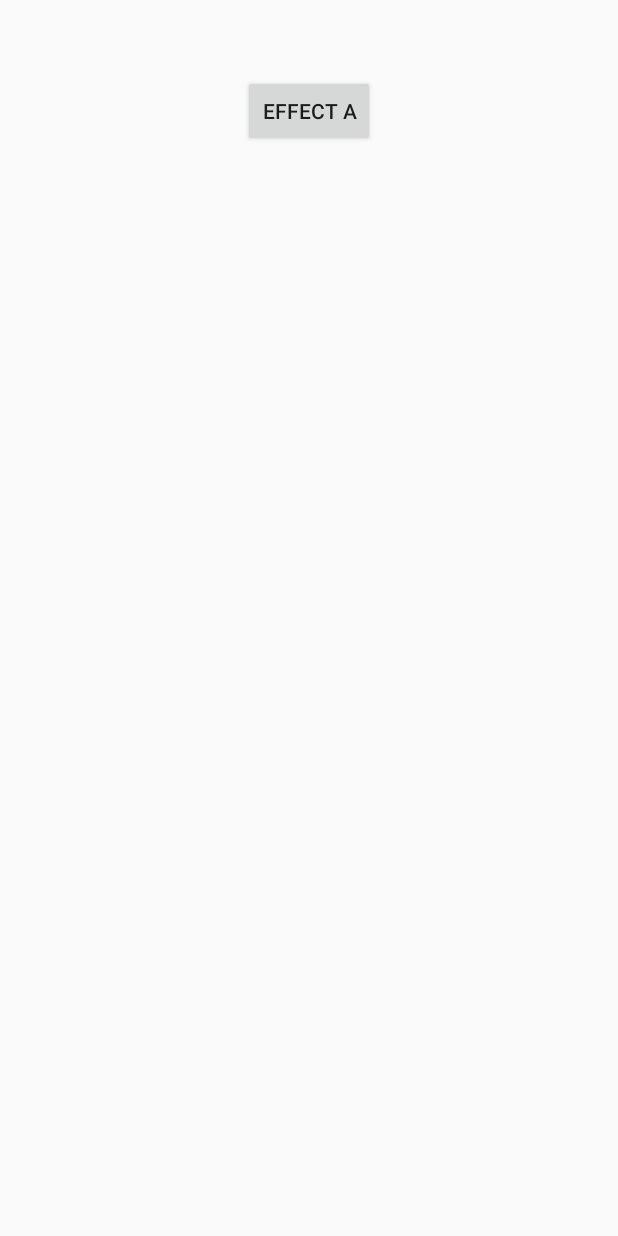
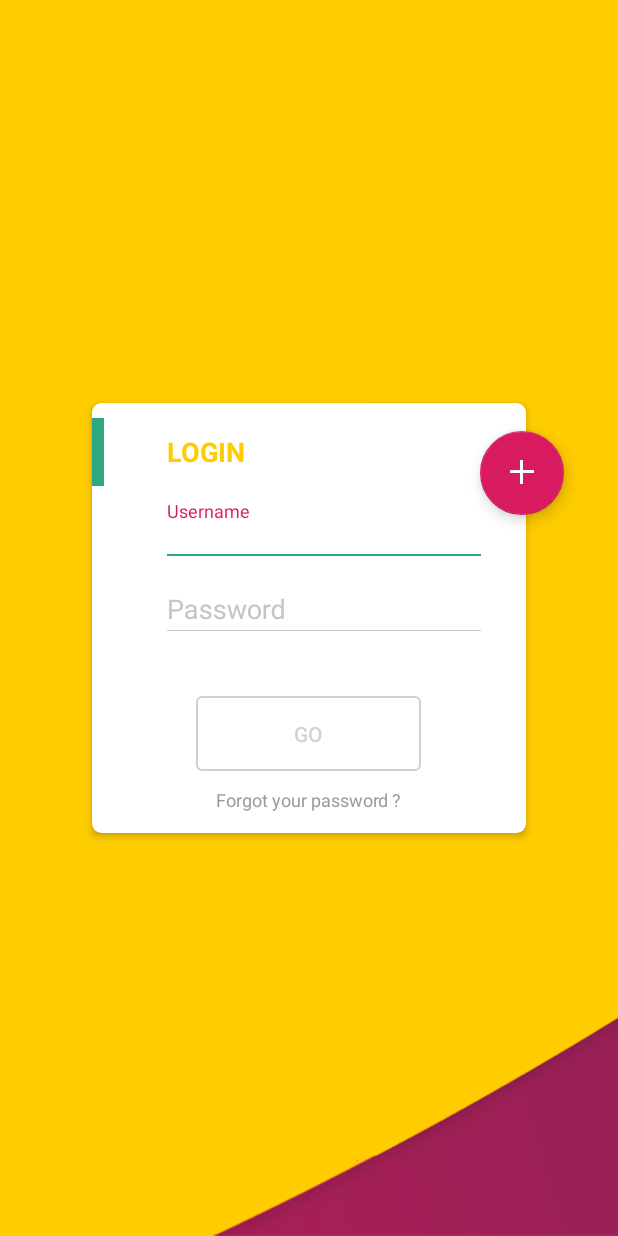
Before and after one commit to dybl/f4d, an Android app: the screen it shows after launch (LoginInitActivity before the commit, LoginActivity after it), on a phone screen of 412 x 824 dp. Run offline under Robolectric (Android 15) with nearby library versions, the phone set to English and light mode, and no system bars; our stand-ins replace CircleImageView.

Commit message:
fix merged material design login activity's bug and keep intent simple

```diff
--- a/android/f4d/app/build.gradle
+++ b/android/f4d/app/build.gradle
@@ -28,7 +28,7 @@ dependencies {
     implementation 'androidx.legacy:legacy-support-v4:1.0.0-beta01'
     implementation 'com.google.android.material:material:1.0.0-beta01'
     implementation 'androidx.constraintlayout:constraintlayout:1.1.2'
-    implementation 'com.getbase:floatingactionbutton:1.10.1'
+    //implementation 'com.getbase:floatingactionbutton:1.10.1'
     implementation 'com.github.daniel-stoneuk:material-about-library:2.4.2'
     //okhttp3
     implementation 'com.squareup.okhttp3:okhttp:3.13.1'
--- a/android/f4d/app/src/main/AndroidManifest.xml
+++ b/android/f4d/app/src/main/AndroidManifest.xml
@@ -78,11 +78,9 @@
                 <category android:name="android.intent.category.LAUNCHER" />
             </intent-filter>
         </activity>
-        <activity android:name=".ui.activity.login.LoginInitActivity"/>
         <activity android:name=".ui.activity.login.LoginActivity"/>
         <activity android:name=".ui.activity.login.RegisterActivity"
             android:theme="@style/Translucent"/>
-        <activity android:name=".ui.activity.login.LoginSuccessActivity"/>
         <activity
             android:name=".ui.activity.MainActivity"
             android:screenOrientation="portrait" />
--- a/android/f4d/app/src/main/java/com/junjc9/funu/f4d/ui/activity/SplashActivity.java
+++ b/android/f4d/app/src/main/java/com/junjc9/funu/f4d/ui/activity/SplashActivity.java
@@ -11,13 +11,13 @@ import android.widget.ImageView;
 import android.widget.Toast;
 
 import com.junjc9.funu.f4d.R;
-import com.junjc9.funu.f4d.ui.activity.login.LoginInitActivity;
+import com.junjc9.funu.f4d.ui.activity.login.LoginActivity;
 
 import androidx.appcompat.app.AppCompatActivity;
 
 public class SplashActivity extends AppCompatActivity {
 
-    private final int SPLASH_DISPLAY_LENGTH = 3000;
+    private final int SPLASH_DISPLAY_LENGTH = 2000;
     private Handler handler;
     private ImageView img;
     private boolean enableExit=false;
@@ -39,7 +39,7 @@ public class SplashActivity extends AppCompatActivity {
             @Override
             public void run() {
                 Intent intent = new Intent(SplashActivity.this,
-                        LoginInitActivity.class);
+                        LoginActivity.class);
                 startActivity(intent);
                 SplashActivity.this.finish();
             }
--- a/android/f4d/app/src/main/java/com/junjc9/funu/f4d/ui/activity/login/LoginInitActivity.java
+++ /dev/null
@@ -1,24 +0,0 @@
-package com.junjc9.funu.f4d.ui.activity.login;
-
-import android.content.Intent;
-import android.os.Bundle;
-import android.view.View;
-
-import com.junjc9.funu.f4d.R;
-
-import androidx.appcompat.app.AppCompatActivity;
-
-public class LoginInitActivity extends AppCompatActivity {
-    @Override
-    protected void onCreate(Bundle savedInstanceState) {
-        super.onCreate(savedInstanceState);
-        setContentView(R.layout.activity_login_init);
-
-    }
-
-    public void oklogin(View v){
-        startActivity(new Intent(this, LoginActivity.class));
-    }
-
-
-}
--- a/android/f4d/app/src/main/res/layout/activity_login_init.xml
+++ /dev/null
@@ -1,18 +0,0 @@
-<?xml version="1.0" encoding="utf-8"?>
-<LinearLayout
-    xmlns:android="http://schemas.android.com/apk/res/android"
-    xmlns:tools="http://schemas.android.com/tools"
-    android:layout_width="match_parent"
-    android:layout_height="match_parent"
-    android:orientation="vertical"
-    android:gravity="center_horizontal"
-    android:padding="50dp"
-    tools:context=".ui.activity.login.LoginInitActivity">
-
-    <Button
-        android:onClick="oklogin"
-        android:layout_width="wrap_content"
-        android:layout_height="wrap_content"
-        android:text="Effect A"
-        />
-</LinearLayout>
--- a/android/f4d/app/src/main/res/layout/activity_register.xml
+++ b/android/f4d/app/src/main/res/layout/activity_register.xml
@@ -128,7 +128,7 @@
 
             </LinearLayout>
         </androidx.cardview.widget.CardView>
-        <com.getbase.floatingactionbutton.FloatingActionButton
+        <com.google.android.material.floatingactionbutton.FloatingActionButton
             android:id="@+id/regfab"
             android:layout_width="wrap_content"
             android:layout_height="wrap_content"
--- a/android/f4d/app/src/main/res/values/strings.xml
+++ b/android/f4d/app/src/main/res/values/strings.xml
@@ -1,7 +1,6 @@
 <resources>
     <string name="app_name">f4d</string>
     <!--login-->
-    <string name="login_success">login success</string>
     <string name="login">LOGIN</string>
     <string name="Username">Username</string>
     <string name="Password">Password</string>
```
Also changed, not shown: android/f4d/app/src/main/java/com/junjc9/funu/f4d/ui/activity/login/LoginActivity.java (+8 -3 lines), android/f4d/app/src/main/java/com/junjc9/funu/f4d/ui/activity/login/LoginSuccessActivity.java (deleted, +0 -31 lines), android/f4d/app/src/main/res/layout/login_success.xml (deleted, +0 -27 lines).
